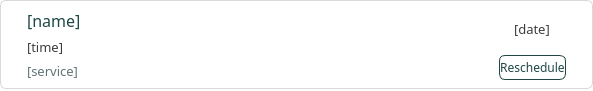
Old version of the form ui/item_appointments.ui in the repository karlito20/AdoraFlowProject.
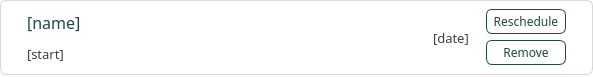
New version of the form.

What changed in the file:
```diff
--- a/ui/item_appointments.ui
+++ b/ui/item_appointments.ui
@@ -569,24 +569,7 @@
             <string notr="true">color: rgb(60, 60, 60);</string>
            </property>
            <property name="text">
-            <string>[time]</string>
-           </property>
-          </widget>
-         </item>
-         <item>
-          <widget class="QLabel" name="service_label">
-           <property name="font">
-            <font>
-             <family>Slate</family>
-             <pointsize>10</pointsize>
-            </font>
-           </property>
-           <property name="styleSheet">
-            <string notr="true">color: #607473;
-</string>
-           </property>
-           <property name="text">
-            <string>[service]</string>
+            <string>[start]</string>
            </property>
           </widget>
          </item>
@@ -607,9 +590,6 @@
        </spacer>
       </item>
       <item>
-       <widget class="QWidget" name="date_container" native="true">
-        <layout class="QVBoxLayout" name="verticalLayout_3">
-         <item alignment="Qt::AlignmentFlag::AlignHCenter|Qt::AlignmentFlag::AlignVCenter">
           <widget class="QLabel" name="date_label">
            <property name="font">
             <font>
@@ -626,7 +606,16 @@
           </widget>
          </item>
          <item>
+       <widget class="QWidget" name="date_container" native="true">
+        <layout class="QVBoxLayout" name="verticalLayout_3">
+         <item>
           <widget class="QPushButton" name="resched_button">
+           <property name="minimumSize">
+            <size>
+             <width>0</width>
+             <height>25</height>
+            </size>
+           </property>
            <property name="maximumSize">
             <size>
              <width>80</width>
@@ -663,6 +652,44 @@
            </property>
           </widget>
          </item>
+         <item>
+          <widget class="QPushButton" name="remove_button">
+           <property name="minimumSize">
+            <size>
+             <width>80</width>
+             <height>25</height>
+            </size>
+           </property>
+           <property name="font">
+            <font>
+             <family>Slate</family>
+            </font>
+           </property>
+           <property name="cursor">
+            <cursorShape>PointingHandCursor</cursorShape>
+           </property>
+           <property name="styleSheet">
+            <string notr="true">#remove_button {
+	background: white;
+	border-radius: 6px;
+	border: 1px solid #1F4744;
+	color: #1F4744;
+
+}
+
+#remove_button:hover {
+	background: #DBF0EE;	
+}
+
+#remove_button:pressed {
+	background: #B8E0DD;
+}</string>
+           </property>
+           <property name="text">
+            <string>Remove</string>
+           </property>
+          </widget>
+         </item>
         </layout>
        </widget>
       </item>
```
Left out of the diff: 2 changed lines with no effect on the pictures. Lines whose indentation alone changed are shown as unchanged.
